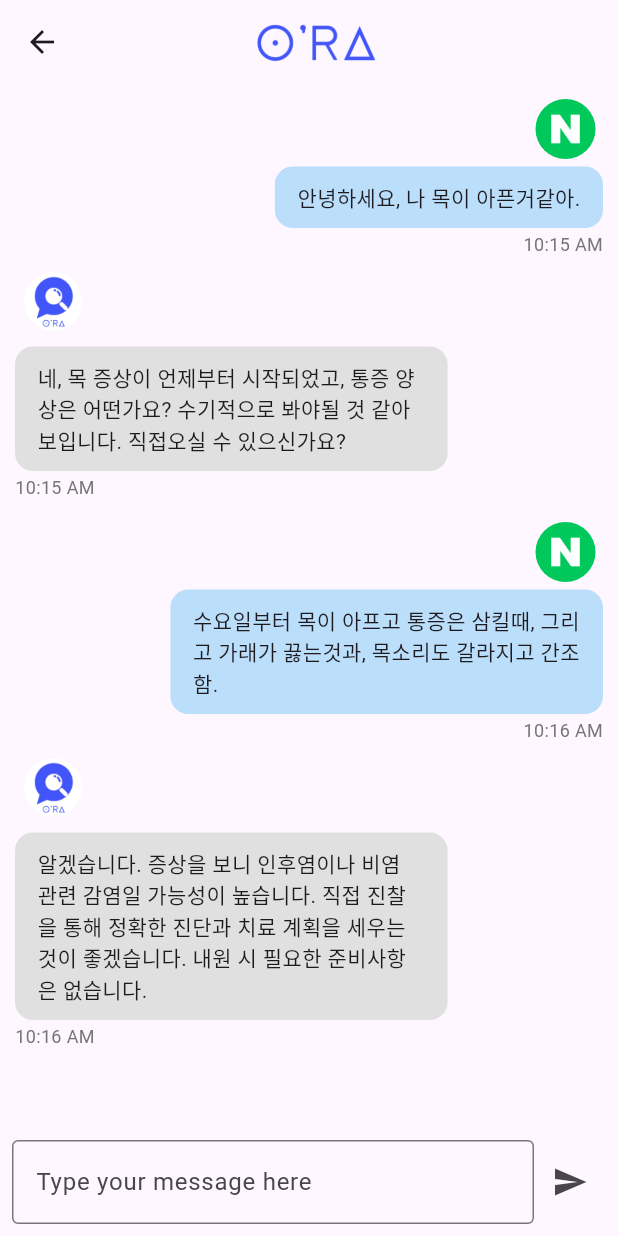
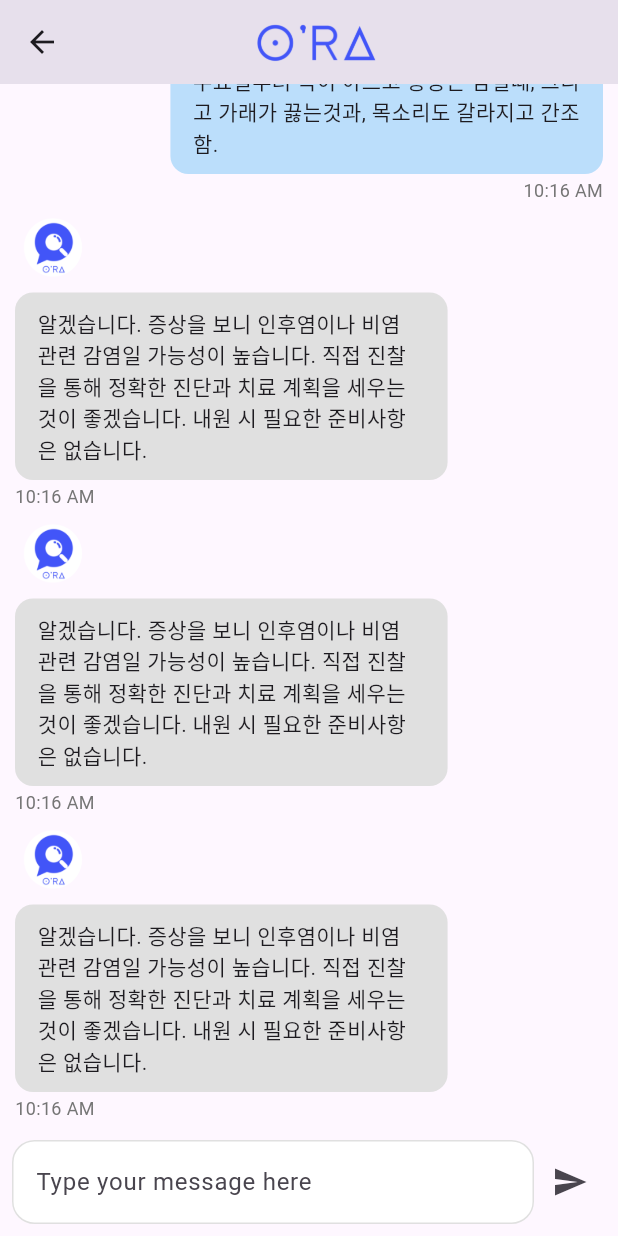
Before and after one commit to poeroff/ORA_APP, a Flutter app: the ChatScreen screen opened directly, on a phone screen of 412 x 824 dp. Run offline on Flutter 3.47's test engine with Material 3 defaults, Android fonts, the phone set to English and light mode, and no system bars; our stand-ins replace flutter_native_splash, shared_preferences, url_strategy; missing offline and left inert: kakao_flutter_sdk_user; accounts and stored records are empty.

Commit message:
chat scroll update

```diff
--- a/ora_app/lib/screen/login/chat_screen.dart
+++ b/ora_app/lib/screen/login/chat_screen.dart
@@ -11,6 +11,29 @@ class ChatScreen extends StatefulWidget {
 }
 
 class _ChatScreenState extends State<ChatScreen> {
+  final TextEditingController _sendmessage = TextEditingController();
+  final ScrollController _scrollController = ScrollController();
+
+  @override
+  void initState() {
+    super.initState();
+    WidgetsBinding.instance.addPostFrameCallback((_) => _scrollToBottom());
+  }
+
+  void _scrollToBottom() {
+    _scrollController.animateTo(
+      _scrollController.position.maxScrollExtent,
+      duration: Duration(milliseconds: 300),
+      curve: Curves.easeOut,
+    );
+  }
+
+  @override
+  void dispose() {
+    _scrollController.dispose();
+    super.dispose();
+  }
+
   @override
   Widget build(BuildContext context) {
     return Scaffold(
@@ -26,6 +49,7 @@ class _ChatScreenState extends State<ChatScreen> {
         children: [
           Expanded(
             child: ListView(
+              controller: _scrollController,
               children: [
                 ChatBubble(
                   message: '안녕하세요, 나 목이 아픈거같아.',
@@ -53,6 +77,20 @@ class _ChatScreenState extends State<ChatScreen> {
                   time: '10:16 AM',
                   imageUrl: 'images/assets/start.webp',
                 ),
+                ChatBubble(
+                  message:
+                      '알겠습니다. 증상을 보니 인후염이나 비염 관련 감염일 가능성이 높습니다. 직접 진찰을 통해 정확한 진단과 치료 계획을 세우는 것이 좋겠습니다. 내원 시 필요한 준비사항은 없습니다.',
+                  isMe: false,
+                  time: '10:16 AM',
+                  imageUrl: 'images/assets/start.webp',
+                ),
+                ChatBubble(
+                  message:
+                      '알겠습니다. 증상을 보니 인후염이나 비염 관련 감염일 가능성이 높습니다. 직접 진찰을 통해 정확한 진단과 치료 계획을 세우는 것이 좋겠습니다. 내원 시 필요한 준비사항은 없습니다.',
+                  isMe: false,
+                  time: '10:16 AM',
+                  imageUrl: 'images/assets/start.webp',
+                ),
               ],
             ),
           ),
@@ -61,16 +99,13 @@ class _ChatScreenState extends State<ChatScreen> {
             child: Row(
               children: [
                 Expanded(
-                  child: TextField(
-                    decoration: InputDecoration(
-                      hintText: 'Type your message here',
-                      border: OutlineInputBorder(),
-                    ),
-                  ),
+                  child: _buildInputField(
+                      '이메일', 'Type your message here', _sendmessage),
                 ),
                 IconButton(
                   icon: Icon(Icons.send),
                   onPressed: () {
+                    print(_sendmessage);
                     // 메시지 전송 로직
                   },
                 ),
@@ -81,6 +116,39 @@ class _ChatScreenState extends State<ChatScreen> {
       ),
     );
   }
+}
+
+Widget _buildInputField(
+    String label, String hintText, TextEditingController controller) {
+  return Column(
+    crossAxisAlignment: CrossAxisAlignment.start,
+    children: [
+      Container(
+        child: TextField(
+          keyboardType: TextInputType.text,
+          style: TextStyle(color: Colors.black),
+          controller: controller,
+          decoration: InputDecoration(
+            fillColor: Colors.white,
+            filled: true,
+            hintText: hintText,
+            border: OutlineInputBorder(
+              borderRadius: BorderRadius.circular(15),
+              borderSide: BorderSide(color: Colors.grey[300]!),
+            ),
+            focusedBorder: OutlineInputBorder(
+              borderRadius: BorderRadius.circular(15),
+              borderSide: BorderSide(color: Colors.grey[300]!),
+            ),
+            enabledBorder: OutlineInputBorder(
+              borderRadius: BorderRadius.circular(15),
+              borderSide: BorderSide(color: Colors.grey[300]!),
+            ),
+          ),
+        ),
+      ),
+    ],
+  );
 }
 
 class ChatBubble extends StatelessWidget {
```
